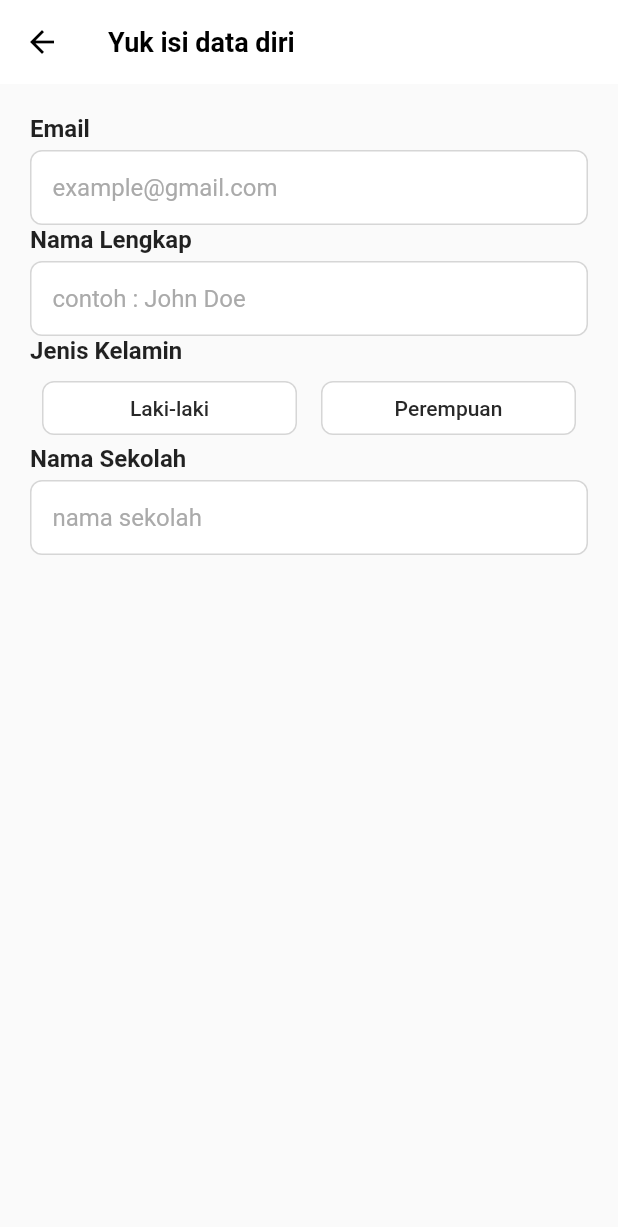
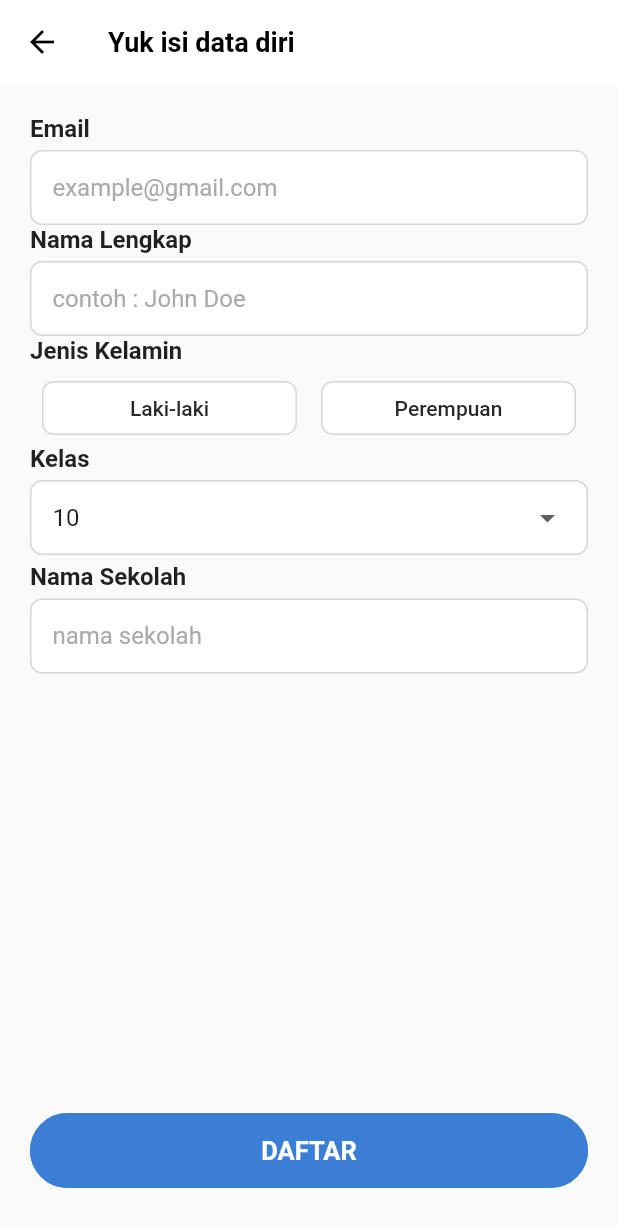
Before and after one commit to moxiesilent/edspert_final_project, a Flutter app: the RegisterPage screen opened by its route, on a phone screen of 412 x 824 dp. Shown: the top 1227 px of the screen. Run offline on Flutter 3.47's test engine with Material 2 defaults, Android fonts, the phone set to English and light mode, and no system bars.

Commit message:
register page

```diff
--- a/lib/constants/R/strings.dart
+++ b/lib/constants/R/strings.dart
@@ -4,4 +4,5 @@ class Strings{
   String loginDesc = "Selamat Datang di Aplikasi Widya Edu Aplikasi Latihan dan Konsultasi Soal";
   String loginWithGoogle = "Masuk dengan Google";
   String loginWithApple = "Masuk dengan Apple";
+  String daftar = "DAFTAR";
 }
--- a/lib/main.dart
+++ b/lib/main.dart
@@ -1,5 +1,6 @@
 import 'package:flutter/material.dart';
 import 'package:latihan_soal_app/view/login_page.dart';
+import 'package:latihan_soal_app/view/main_page.dart';
 import 'package:latihan_soal_app/view/register_page.dart';
 import 'package:latihan_soal_app/view/splash_screen.dart';
 
@@ -24,6 +25,7 @@ class MyApp extends StatelessWidget {
         "/": (context) => const SplashScreen(),
         LoginPage.route: (context) => const LoginPage(),
         RegisterPage.route:(context) => const RegisterPage(),
+        MainPage.route:(context) => const MainPage(),
       },
     );
   }
--- /dev/null
+++ b/lib/view/main_page.dart
@@ -0,0 +1,20 @@
+import 'package:flutter/material.dart';
+
+class MainPage extends StatefulWidget {
+  const MainPage({super.key});
+  static String route = "main_page";
+
+  @override
+  State<MainPage> createState() => _MainPageState();
+}
+
+class _MainPageState extends State<MainPage> {
+  @override
+  Widget build(BuildContext context) {
+    return Scaffold(
+      bottomNavigationBar: Container(
+
+      ),
+    );
+  }
+}
--- a/lib/view/register_page.dart
+++ b/lib/view/register_page.dart
@@ -1,5 +1,7 @@
 import 'package:flutter/material.dart';
 import 'package:latihan_soal_app/constants/r.dart';
+import 'package:latihan_soal_app/view/login_page.dart';
+import 'package:latihan_soal_app/view/main_page.dart';
 
 class RegisterPage extends StatefulWidget {
   const RegisterPage({super.key});
@@ -43,7 +45,29 @@ class _RegisterPageState extends State<RegisterPage> {
           ),
         ),
       ),
-      body: Padding(
+      bottomNavigationBar: SafeArea(
+        child: Padding(
+          padding: const EdgeInsets.only(bottom: 20.0),
+          child: ButtonLogin(
+            onTap: () {
+              Navigator.of(context).pushNamed(MainPage.route);
+            },
+            backgroundColor: R.colors.primary,
+            borderColor: R.colors.primary,
+            child: Text(
+              R.strings.daftar,
+              style: const TextStyle(
+                fontSize: 17,
+                fontWeight: FontWeight.bold,
+                color: Colors.white,
+              ),
+            ),
+          ),
+        ),
+      ),
+      body: SingleChildScrollView(
+        physics: const BouncingScrollPhysics(),
+        child: Padding(
           padding: const EdgeInsets.all(20),
           child: Column(
             crossAxisAlignment: CrossAxisAlignment.start,
@@ -134,11 +158,56 @@ class _RegisterPageState extends State<RegisterPage> {
                   ),
                 ],
               ),
+              const Text(
+                "Kelas",
+                style: TextStyle(
+                  fontSize: 16,
+                  fontWeight: FontWeight.w600,
+                ),
+              ),
+              const SizedBox(
+                height: 5,
+              ),
+              Container(
+                width: double.infinity,
+                padding: const EdgeInsets.symmetric(horizontal: 14),
+                decoration: BoxDecoration(
+                  borderRadius: BorderRadius.circular(8),
+                  color: Colors.white,
+                  border: Border.all(
+                    color: R.colors.borderGrey,
+                  ),
+                ),
+                child: DropdownButtonHideUnderline(
+                  child: DropdownButton<String>(
+                    value: selectedKelas,
+                    items: kelas
+                        .map(
+                          (e) => DropdownMenuItem<String>(
+                            value: e,
+                            child: Text(
+                              e,
+                            ),
+                          ),
+                        )
+                        .toList(),
+                    onChanged: (String? val) {
+                      selectedKelas = val!;
+                      setState(() {});
+                    },
+                  ),
+                ),
+              ),
+              const SizedBox(
+                height: 5,
+              ),
               const InputRegisterTextfield(
                 hintText: "nama sekolah",
                 title: "Nama Sekolah",
-            )
+              ),
+              // const Spacer(),
             ],
+          ),
         ),
       ),
     );
@@ -176,7 +245,8 @@ class InputRegisterTextfield extends StatelessWidget {
             color: Colors.white,
             border: Border.all(
               color: R.colors.borderGrey,
-              )),
+            ),
+          ),
           child: TextField(
             decoration: InputDecoration(
                 border: InputBorder.none,
```
Lines whose indentation alone changed are shown as unchanged.
